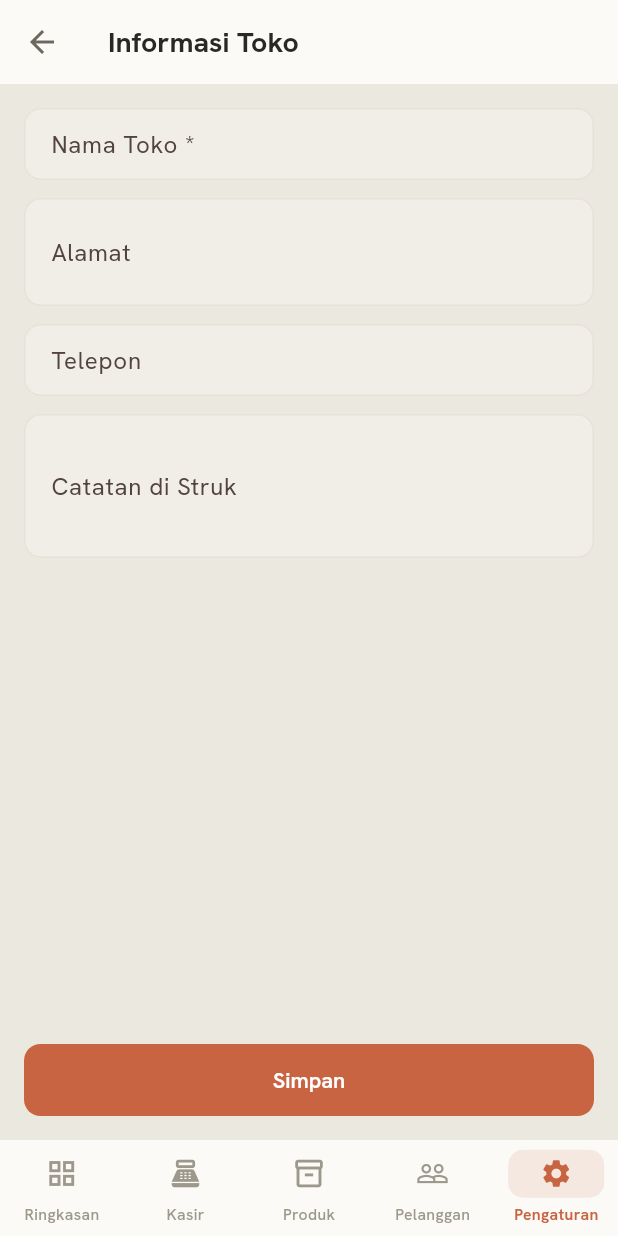
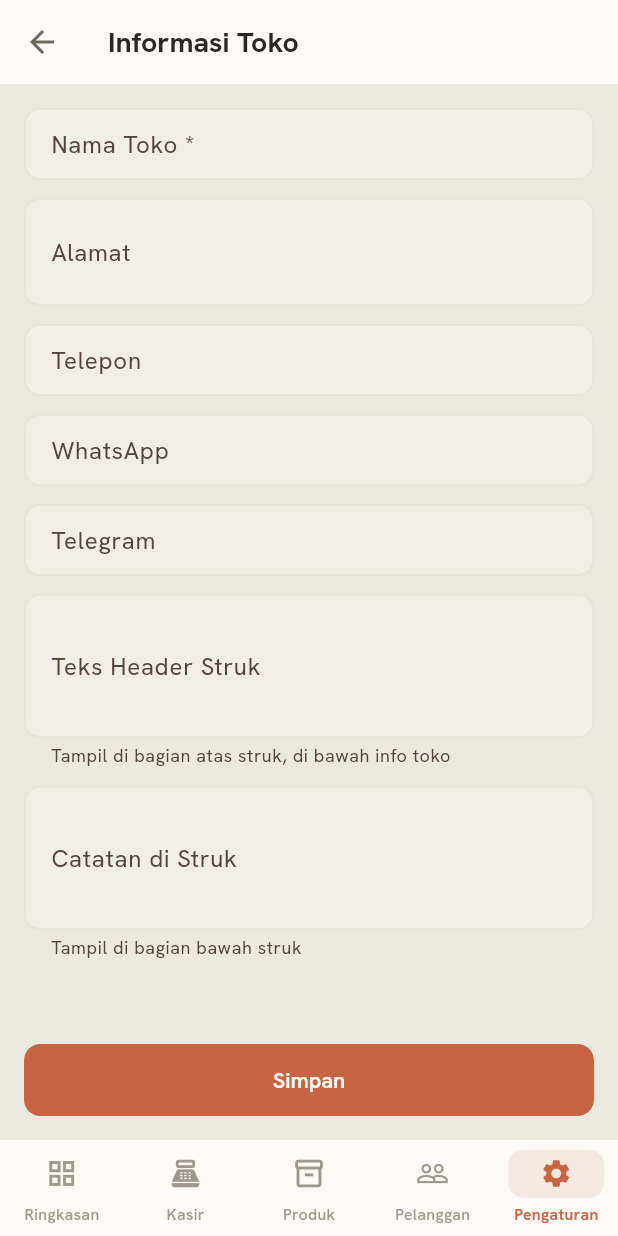
Before and after one commit to Ikanuri/The-POS, a Flutter app: the StoreInfoScreen screen opened by its route, on a phone screen of 412 x 824 dp. Run offline on Flutter 3.47's test engine with Material 3 defaults, Android fonts, the phone set to English and light mode, and no system bars; our stand-ins replace barcode_widget, drift, file_picker, fl_chart, flutter_riverpod, flutter_secure_storage and 9 more; missing offline and left inert: encrypt, esc_pos_utils_plus, excel, mobile_scanner, network_info_plus, print_bluetooth_thermal and 2 more; accounts and stored records are empty; generated files the repository leaves out were written again.

Commit message:
feat: customizable receipt header (WhatsApp, Telegram, free header text)
Adds three new store settings editable in Pengaturan > Informasi Toko:
- store_whatsapp, store_telegram: labeled contact lines
- receipt_header: free multi-line header text

All three render consistently on both the printed ESC/POS receipt and the
in-app shareable receipt (_ReceiptPaper), placed under the store identity
block before the first separator. Phone label on the in-app receipt is
corrected from 'WA:' to 'Telp:' so it matches the printed output.

https://claude.ai/code/session_01D752XvGmhCWDSKxe7Wc7M5

```diff
--- a/lib/features/pengaturan/store_info_screen.dart
+++ b/lib/features/pengaturan/store_info_screen.dart
@@ -17,6 +17,9 @@ class _StoreInfoScreenState extends ConsumerState<StoreInfoScreen>
   final _nameCtrl = TextEditingController();
   final _addressCtrl = TextEditingController();
   final _phoneCtrl = TextEditingController();
+  final _waCtrl = TextEditingController();
+  final _telegramCtrl = TextEditingController();
+  final _headerCtrl = TextEditingController();
   final _strukturCtrl = TextEditingController();
   bool _saving = false;
 
@@ -31,11 +34,17 @@ class _StoreInfoScreenState extends ConsumerState<StoreInfoScreen>
     final db = ref.read(databaseProvider);
     final address = await db.getSetting('store_address') ?? '';
     final phone = await db.getSetting('store_phone') ?? '';
+    final wa = await db.getSetting('store_whatsapp') ?? '';
+    final telegram = await db.getSetting('store_telegram') ?? '';
+    final header = await db.getSetting('receipt_header') ?? '';
     final note = await db.getSetting('receipt_note') ?? '';
     if (mounted) {
       setState(() {
         _addressCtrl.text = address;
         _phoneCtrl.text = phone;
+        _waCtrl.text = wa;
+        _telegramCtrl.text = telegram;
+        _headerCtrl.text = header;
         _strukturCtrl.text = note;
       });
     }
@@ -46,6 +55,9 @@ class _StoreInfoScreenState extends ConsumerState<StoreInfoScreen>
     _nameCtrl.dispose();
     _addressCtrl.dispose();
     _phoneCtrl.dispose();
+    _waCtrl.dispose();
+    _telegramCtrl.dispose();
+    _headerCtrl.dispose();
     _strukturCtrl.dispose();
     super.dispose();
   }
@@ -62,6 +74,9 @@ class _StoreInfoScreenState extends ConsumerState<StoreInfoScreen>
       await db.setSetting('store_name', name);
       await db.setSetting('store_address', _addressCtrl.text.trim());
       await db.setSetting('store_phone', _phoneCtrl.text.trim());
+      await db.setSetting('store_whatsapp', _waCtrl.text.trim());
+      await db.setSetting('store_telegram', _telegramCtrl.text.trim());
+      await db.setSetting('receipt_header', _headerCtrl.text.trim());
       await db.setSetting('receipt_note', _strukturCtrl.text.trim());
       await ref.read(deviceProvider.notifier).updateStoreName(name);
       if (mounted) {
@@ -115,10 +130,39 @@ class _StoreInfoScreenState extends ConsumerState<StoreInfoScreen>
           ),
           const SizedBox(height: 12),
           TextFormField(
+            controller: _waCtrl,
+            decoration: const InputDecoration(
+              labelText: 'WhatsApp',
+              hintText: '08xx-xxxx-xxxx',
+            ),
+            keyboardType: TextInputType.phone,
+          ),
+          const SizedBox(height: 12),
+          TextFormField(
+            controller: _telegramCtrl,
+            decoration: const InputDecoration(
+              labelText: 'Telegram',
+              hintText: '@tokoku atau t.me/tokoku',
+            ),
+          ),
+          const SizedBox(height: 12),
+          TextFormField(
+            controller: _headerCtrl,
+            decoration: const InputDecoration(
+              labelText: 'Teks Header Struk',
+              hintText: 'Mis. cabang, slogan, jam buka…',
+              helperText: 'Tampil di bagian atas struk, di bawah info toko',
+            ),
+            maxLines: 3,
+            textCapitalization: TextCapitalization.sentences,
+          ),
+          const SizedBox(height: 12),
+          TextFormField(
             controller: _strukturCtrl,
             decoration: const InputDecoration(
               labelText: 'Catatan di Struk',
               hintText: 'Terima kasih telah berbelanja…',
+              helperText: 'Tampil di bagian bawah struk',
             ),
             maxLines: 3,
           ),
```
Also changed, not shown: lib/core/services/printer_service.dart (+24 -0 lines), lib/features/kasir/receipt_screen.dart (+49 -13 lines).
